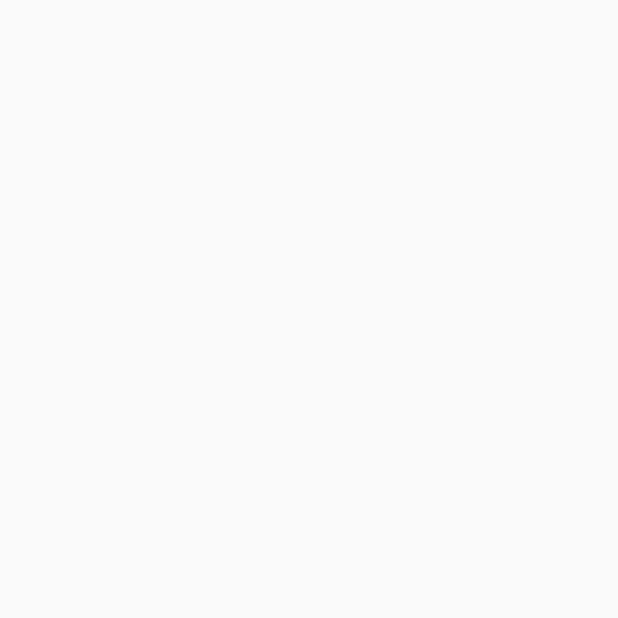
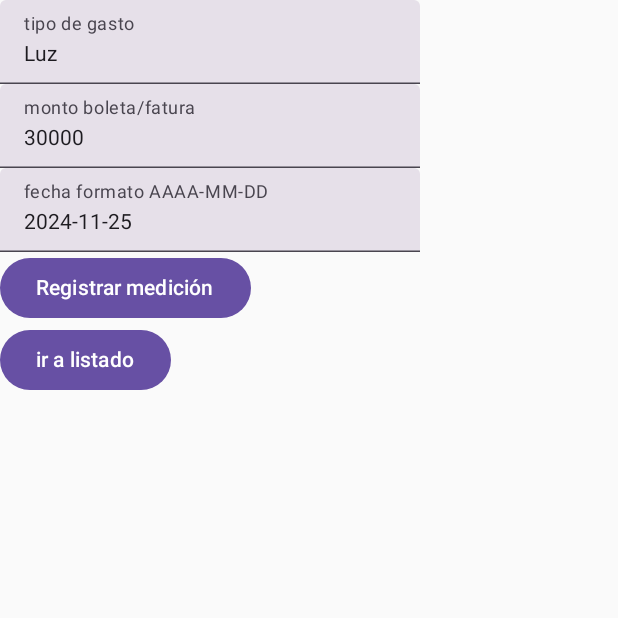
Before and after one commit to alincoleo/ProgramacionIIExamen, an Android app built with Jetpack Compose: the screen it shows after launch (MainActivity), on a phone screen of 412 x 824 dp, the top half of it. Before the commit the part shown is empty. Run offline under Robolectric (Android 15) with nearby library versions, the phone set to English and light mode, and no system bars.

Commit message:
persistencia bd ok, formulario preliminar ok

```diff
--- a/app/src/main/java/cl/alincoleo/android/examenprogramacionii/MainActivity.kt
+++ b/app/src/main/java/cl/alincoleo/android/examenprogramacionii/MainActivity.kt
@@ -4,49 +4,112 @@ import android.os.Bundle
 import androidx.activity.ComponentActivity
 import androidx.activity.compose.setContent
 import androidx.activity.enableEdgeToEdge
-import androidx.compose.foundation.layout.fillMaxSize
-import androidx.compose.foundation.layout.padding
-import androidx.compose.material3.Scaffold
+import androidx.compose.foundation.layout.Column
+import androidx.compose.material3.Button
 import androidx.compose.material3.Text
+import androidx.compose.material3.TextField
 import androidx.compose.runtime.Composable
-import androidx.compose.ui.Modifier
-import androidx.compose.ui.tooling.preview.Preview
-import cl.alincoleo.android.examenprogramacionii.ui.theme.ExamenProgramacionIITheme
+import androidx.compose.runtime.getValue
+import androidx.compose.runtime.setValue
+import androidx.compose.runtime.mutableStateOf
+import androidx.compose.runtime.remember
+import androidx.compose.runtime.rememberCoroutineScope
+import androidx.compose.ui.platform.LocalContext
+import androidx.navigation.NavHostController
+import androidx.navigation.compose.NavHost
+import androidx.navigation.compose.composable
+import androidx.navigation.compose.rememberNavController
+import cl.alincoleo.android.examenprogramacionii.ClaseServicio.BaseDeDatos
+import cl.alincoleo.android.examenprogramacionii.ClaseServicio.GastoBasico
+import kotlinx.coroutines.Dispatchers
+import kotlinx.coroutines.launch
 
 class MainActivity : ComponentActivity() {
     override fun onCreate(savedInstanceState: Bundle?) {
         super.onCreate(savedInstanceState)
         enableEdgeToEdge()
         setContent {
-            /*creacion por defecto
-            ExamenProgramacionIITheme {
-                Scaffold(modifier = Modifier.fillMaxSize()) { innerPadding ->
-                    Greeting(
-                        name = "Android",
-                        modifier = Modifier.padding(innerPadding)
-
-
-                    )
-                }
-            } */
+            AppServiciosBasicos()
         }
     }
 }
 
-/* creacion por defecto
 @Composable
-fun Greeting(name: String, modifier: Modifier = Modifier) {
-    Text(
-        text = "Hello $name!",
-        modifier = modifier
-    )
+fun AppServiciosBasicos(
+    navController: NavHostController = rememberNavController()
+){
+    NavHost(
+        navController = navController,
+        startDestination = "Formulario"
+    ){
+        composable("Formulario"){
+            FormularioUI( onClickirAListado = {navController.navigate("Listado")})
+        }
+        composable("Listado"){
+            ListadoUI(onClickirAFormulario = {navController.navigate("Formulario")})
+        }
+    }
 }
 
-@Preview(showBackground = true)
 @Composable
-fun GreetingPreview() {
-    ExamenProgramacionIITheme {
-        Greeting("Android")
+fun ListadoUI(
+    onClickirAFormulario:()->Unit={}
+) {
+    Column {
+        Text("hola listado")
+        Button(onClick = {onClickirAFormulario()}) {
+            Text("ir a inicio")
+        }
     }
+
 }
-*/
+
+@Composable
+fun FormularioUI(
+    onClickirAListado:()->Unit={}
+) {
+    val contexto = LocalContext.current
+    val coroutineScope = rememberCoroutineScope()
+    Column {
+        var tipoGasto by remember { mutableStateOf("Luz") }
+        var monto by remember { mutableStateOf("30000") }
+        var fecha by remember { mutableStateOf("2024-11-25") }
+
+        TextField(
+            value = tipoGasto,
+            onValueChange = {tipoGasto=it},
+            label={ Text("tipo de gasto")}
+        )
+
+        TextField(
+            value = monto,
+            onValueChange = {monto=it},
+            label={ Text("monto boleta/fatura")}
+        )
+
+        TextField(
+            value = fecha,
+            onValueChange = {fecha=it},
+            label={ Text("fecha formato AAAA-MM-DD")}
+        )
+
+        Button(onClick = {
+            coroutineScope.launch(Dispatchers.IO){
+                val bd = BaseDeDatos.getInstance(contexto)
+                val dao = bd.gastoBasicoDAO()
+                val gastoBasico=GastoBasico(
+                    tipoGasto = tipoGasto,
+                    monto = monto,
+                    fecha = fecha
+                )
+                dao.insertAll(gastoBasico)
+            }
+
+        }) {Text("Registrar medición")}
+
+        Button(onClick = {onClickirAListado()}) {
+            Text("ir a listado")
+        }
+    }
+
+}
--- a/build.gradle.kts
+++ b/build.gradle.kts
@@ -2,4 +2,5 @@
 plugins {
     alias(libs.plugins.android.application) apply false
     alias(libs.plugins.kotlin.android) apply false
+    alias(libs.plugins.kspPlugin) apply false
 }
```
Also changed, not shown: app/build.gradle.kts (+9 -0 lines), app/src/main/java/cl/alincoleo/android/examenprogramacionii/ClaseServicio/BaseDeDatos.kt (added, +27 -0 lines), app/src/main/java/cl/alincoleo/android/examenprogramacionii/ClaseServicio/GastoBasico.kt (added, +14 -0 lines), app/src/main/java/cl/alincoleo/android/examenprogramacionii/ClaseServicio/GastoBasicoDAO.kt (added, +20 -0 lines), gradle/libs.versions.toml (+8 -0 lines).
